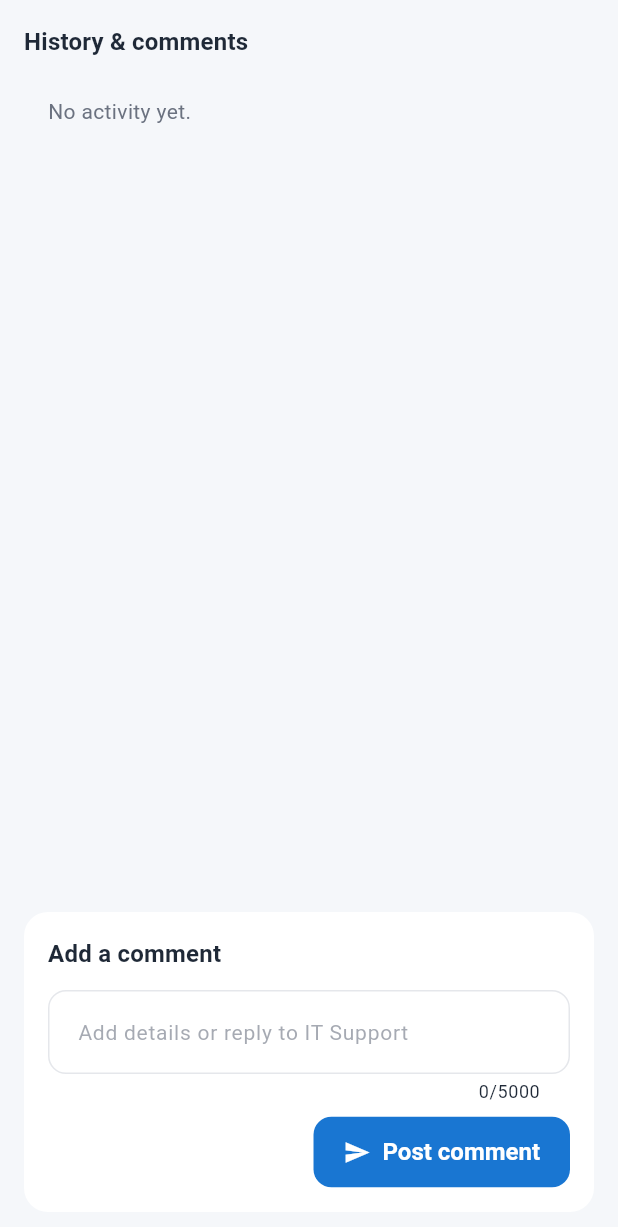
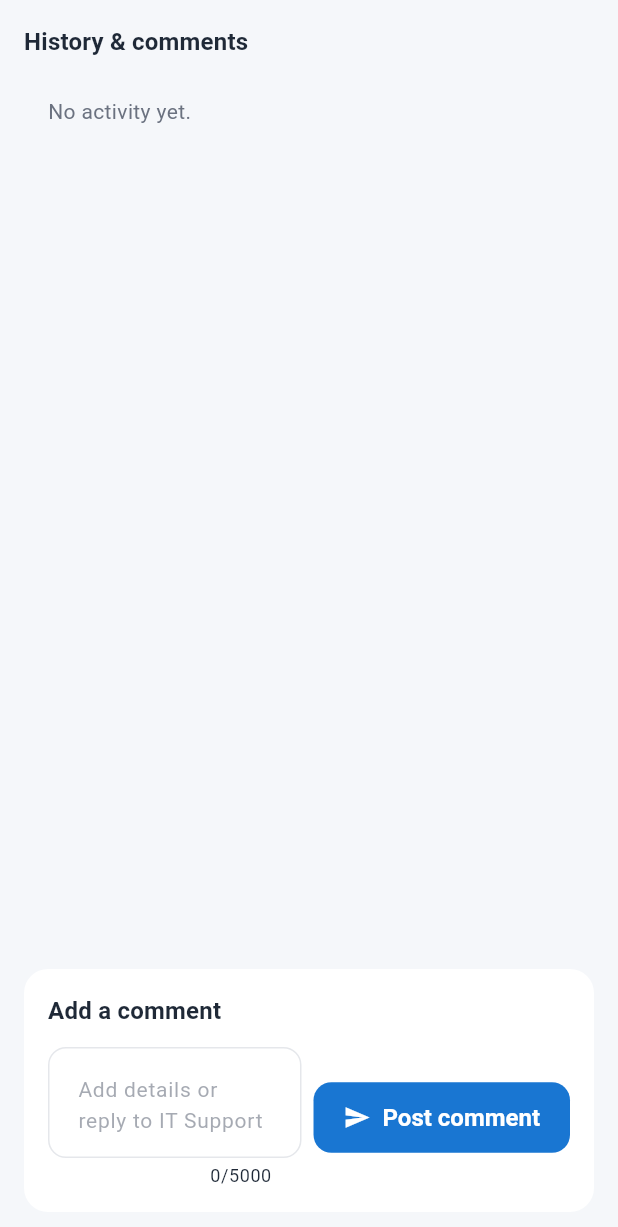
Before and after one commit to assyaref/itsr-radiant-group-duri, a Flutter app: the _CommentsTab widget shown alone on an empty page, opened directly with empty values, on a phone screen of 412 x 824 dp. Shown: the top 1227 px of the screen. Run offline on Flutter 3.47's test engine with Material 3 defaults, Android fonts, the phone set to English and light mode, and no system bars; our stand-ins replace flutter_riverpod, go_router, supabase_flutter; missing offline and left inert: dart:html; accounts and stored records are empty; project files that could hold a hidden picture were left out.

Commit message:
fix: align send button with comment input field

```diff
--- a/lib/screens/ticket_detail_screen.dart
+++ b/lib/screens/ticket_detail_screen.dart
@@ -536,7 +536,11 @@ class _CommentsTabState extends ConsumerState<_CommentsTab> with _ActionRunner {
                 children: [
                   Text('Add a comment', style: Theme.of(context).textTheme.titleMedium),
                   const SizedBox(height: 12),
-                  TextField(
+                  Row(
+                    crossAxisAlignment: CrossAxisAlignment.center,
+                    children: [
+                      Expanded(
+                        child: TextField(
                           key: const Key('comment_field'),
                           controller: _text,
                           enabled: !busy,
@@ -550,6 +554,18 @@ class _CommentsTabState extends ConsumerState<_CommentsTab> with _ActionRunner {
                                 : 'Add details or reply to IT Support',
                           ),
                         ),
+                      ),
+                      const SizedBox(width: 8),
+                      FilledButton.icon(
+                        key: const Key('post_comment_button'),
+                        onPressed: busy ? null : _post,
+                        icon: busy
+                            ? const SizedBox(width: 18, height: 18, child: CircularProgressIndicator(strokeWidth: 2))
+                            : const Icon(Icons.send),
+                        label: Text(_internal ? 'Add note' : 'Post comment'),
+                      ),
+                    ],
+                  ),
                   if (staff)
                     CheckboxListTile(
                       contentPadding: EdgeInsets.zero,
@@ -558,18 +574,6 @@ class _CommentsTabState extends ConsumerState<_CommentsTab> with _ActionRunner {
                       onChanged: busy ? null : (v) => setState(() => _internal = v ?? false),
                       title: const Text('Internal work note'),
                       subtitle: const Text('Only visible to IT Support and Administrators; no email is sent'),
-                    ),
-                  const SizedBox(height: 8),
-                  Align(
-                    alignment: Alignment.centerRight,
-                    child: FilledButton.icon(
-                      key: const Key('post_comment_button'),
-                      onPressed: busy ? null : _post,
-                      icon: busy
-                          ? const SizedBox(width: 18, height: 18, child: CircularProgressIndicator(strokeWidth: 2))
-                          : const Icon(Icons.send),
-                      label: Text(_internal ? 'Add note' : 'Post comment'),
-                    ),
                     ),
                 ],
               ),
```
Lines whose indentation alone changed are shown as unchanged.
